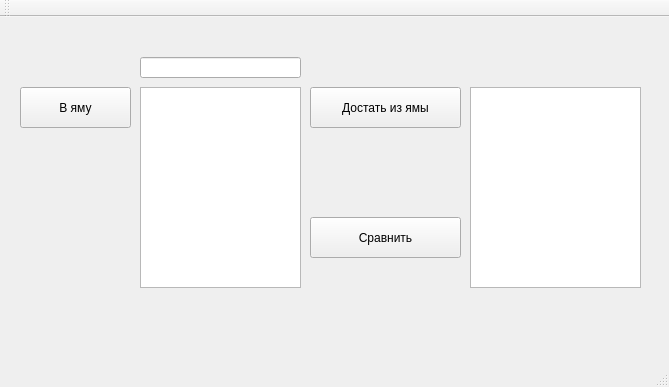
This is view.ui in Zipp1e/lab1_MVC as Qt 5 draws it before an edit. The edited form follows.
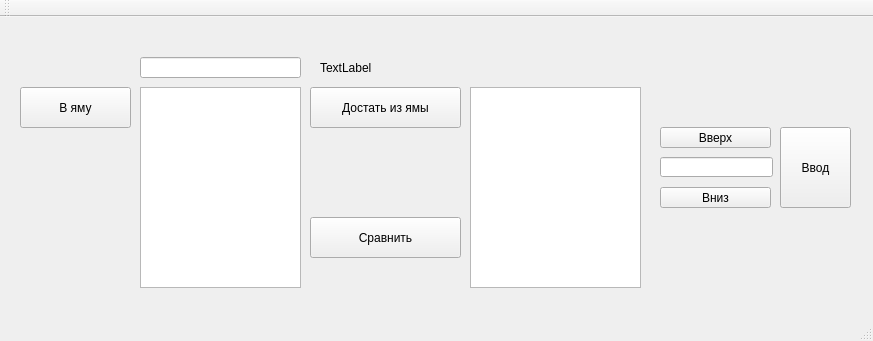
This is the edited form.

```diff
--- a/view.ui
+++ b/view.ui
@@ -6,8 +6,8 @@
    <rect>
     <x>0</x>
     <y>0</y>
-    <width>669</width>
-    <height>387</height>
+    <width>873</width>
+    <height>341</height>
    </rect>
   </property>
   <property name="windowTitle">
@@ -120,6 +120,86 @@
      <string/>
     </property>
    </widget>
+   <widget class="QLabel" name="label">
+    <property name="geometry">
+     <rect>
+      <x>320</x>
+      <y>40</y>
+      <width>101</width>
+      <height>21</height>
+     </rect>
+    </property>
+    <property name="text">
+     <string>TextLabel</string>
+    </property>
+   </widget>
+   <widget class="QPushButton" name="iterate_up_button_">
+    <property name="geometry">
+     <rect>
+      <x>660</x>
+      <y>170</y>
+      <width>111</width>
+      <height>21</height>
+     </rect>
+    </property>
+    <property name="sizePolicy">
+     <sizepolicy hsizetype="Expanding" vsizetype="Expanding">
+      <horstretch>0</horstretch>
+      <verstretch>0</verstretch>
+     </sizepolicy>
+    </property>
+    <property name="text">
+     <string>Вниз</string>
+    </property>
+   </widget>
+   <widget class="QPushButton" name="iterate_down_button_">
+    <property name="geometry">
+     <rect>
+      <x>660</x>
+      <y>110</y>
+      <width>111</width>
+      <height>21</height>
+     </rect>
+    </property>
+    <property name="sizePolicy">
+     <sizepolicy hsizetype="Expanding" vsizetype="Expanding">
+      <horstretch>0</horstretch>
+      <verstretch>0</verstretch>
+     </sizepolicy>
+    </property>
+    <property name="text">
+     <string>Вверх</string>
+    </property>
+   </widget>
+   <widget class="QLineEdit" name="change_name_">
+    <property name="geometry">
+     <rect>
+      <x>660</x>
+      <y>140</y>
+      <width>113</width>
+      <height>20</height>
+     </rect>
+    </property>
+    <property name="sizePolicy">
+     <sizepolicy hsizetype="Expanding" vsizetype="Expanding">
+      <horstretch>0</horstretch>
+      <verstretch>0</verstretch>
+     </sizepolicy>
+    </property>
+   </widget>
+   <widget class="QPushButton" name="change_button_">
+    <property name="geometry">
+     <rect>
+      <x>780</x>
+      <y>110</y>
+      <width>71</width>
+      <height>81</height>
+     </rect>
+    </property>
+    <property name="text">
+     <string>Ввод</string>
+    </property>
+   </widget>
   </widget>
   <widget class="QMenuBar" name="menuBar">
    <property name="geometry">
```
Left out of the diff: 5 changed lines with no effect on the pictures.
